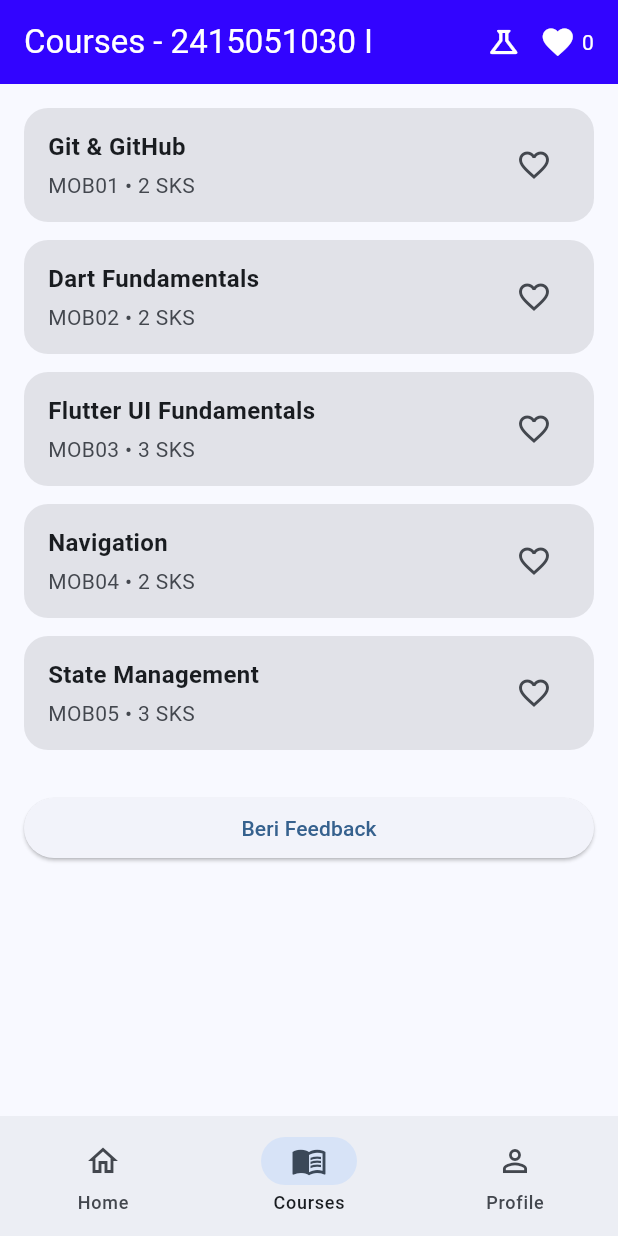
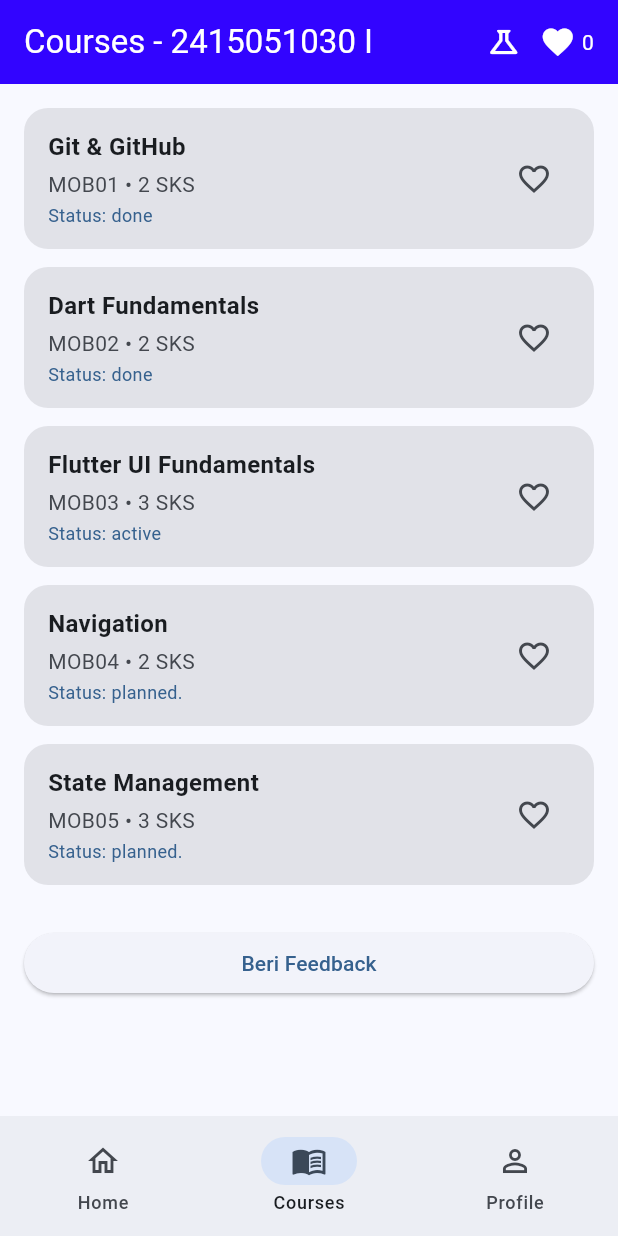
Before and after one commit to GedePradhana/flutter_ui_pert5, a Flutter app: the screen it shows after launch, item 2 of the bottom bar chosen, on a phone screen of 412 x 824 dp. Run offline on Flutter 3.47's test engine with Material 3 defaults, Android fonts, the phone set to English and light mode, and no system bars.

Commit message:
Tambahkan model Course dan parsing JSON

```diff
--- a/lib/main.dart
+++ b/lib/main.dart
@@ -3,6 +3,7 @@ import 'package:flutter/material.dart';
 import 'package:flutter/services.dart' show rootBundle;
 import 'package:provider/provider.dart';
 
+import 'models/course.dart';
 import 'providers/course_provider.dart';
 
 const String studentName = 'I Gede Pradhana Subawa Deningrat';
@@ -16,9 +17,11 @@ const String studentId = '2415051030';
 // mulai Tahap 5-7, menggantikan favoriteCodes manual di Tahap 3).
 
 // Membaca dan mem-parsing file JSON di folder data.
-// Catatan: langkah ini nantinya akan dipisah ke CourseService
-// (Tahap 9) dan CourseRepository (Tahap 10) agar tidak dipanggil
-// langsung dari UI.
+// TAHAP 8: hasil JSON tetap berupa List<Map>, tetapi langsung
+// diubah menjadi List<Course> di _loadCourses() lewat
+// Course.fromJson(). Catatan: langkah membaca JSON ini nantinya
+// akan dipisah ke CourseService (Tahap 9) dan CourseRepository
+// (Tahap 10) agar tidak dipanggil langsung dari UI.
 Future<List<Map<String, dynamic>>> loadCourseData() async {
   final jsonString = await rootBundle.loadString(
     'assets/data/student_data.json',
@@ -80,6 +83,9 @@ class MyApp extends StatelessWidget {
 // context.watch()/context.read()/Consumer, bukan lewat constructor
 // MainNavigationPage lagi.
 //
+// TAHAP 8: `courses` sekarang bertipe List<Course> (model),
+// bukan List<Map<String, dynamic>> lagi.
+//
 // MainNavigationPage tetap menjadi tempat courses dimuat dari
 // JSON, supaya hanya ada SATU proses loading untuk seluruh app.
 
@@ -95,10 +101,11 @@ class _MainNavigationPageState
     extends State<MainNavigationPage> {
   int currentIndex = 0;
 
-  // Data course hasil load dari JSON, dan status loading-nya.
-  // Bagian ini TETAP di sini untuk sementara; baru akan dipindah
-  // ke CourseService (Tahap 9) dan CourseRepository (Tahap 10).
-  List<Map<String, dynamic>> courses = [];
+  // Data course hasil load dari JSON (sudah berupa object Course),
+  // dan status loading-nya. Bagian ini TETAP di sini untuk
+  // sementara; baru akan dipindah ke CourseService (Tahap 9) dan
+  // CourseRepository (Tahap 10).
+  List<Course> courses = [];
   bool isLoading = true;
   String? errorMessage;
 
@@ -112,12 +119,18 @@ class _MainNavigationPageState
     try {
       final result = await loadCourseData();
 
+      // TAHAP 8: ubah setiap Map JSON menjadi object Course
+      // lewat factory Course.fromJson().
+      final parsed = result
+          .map((json) => Course.fromJson(json))
+          .toList();
+
       if (!mounted) {
         return;
       }
 
       setState(() {
-        courses = result;
+        courses = parsed;
         isLoading = false;
       });
     } catch (e) {
@@ -436,13 +449,16 @@ class _CounterPageState extends State<CounterPage> {
 }
 
 // ==================== COURSES PAGE ====================
-// TAHAP 7: CoursesPage sekarang hanya butuh `courses` dari
-// constructor. Status favorite TIDAK lagi lewat constructor —
-// diambil langsung dari CourseProvider lewat context.watch()/
-// context.read() di widget yang membutuhkannya.
+// TAHAP 7: CoursesPage hanya butuh `courses` dari constructor.
+// Status favorite TIDAK lagi lewat constructor — diambil langsung
+// dari CourseProvider lewat context.watch()/context.read().
+//
+// TAHAP 8: `courses` bertipe List<Course>. UI tidak lagi mengakses
+// key string (course['title']), melainkan properti bertipe
+// (course.title, course.code, dst).
 
 class CoursesPage extends StatelessWidget {
-  final List<Map<String, dynamic>> courses;
+  final List<Course> courses;
 
   const CoursesPage({
     super.key,
@@ -500,16 +516,15 @@ class CoursesPage extends StatelessWidget {
         children: [
           ...courses.map(
             (course) {
-              final code = course['code'] as String;
-
               return CourseInteractionCard(
-                title: course['title'] as String,
-                code: code,
-                credits: course['credits'] as int,
+                title: course.title,
+                code: course.code,
+                credits: course.credits,
+                status: course.status,
                 onTap: () {
                   showCourseMessage(
                     context,
-                    course['title'] as String,
+                    course.title,
                   );
                 },
               );
@@ -568,10 +583,14 @@ class _FavoriteCountBadge extends StatelessWidget {
 // TAHAP 7: card ini tidak lagi menerima `favorite` dan
 // `onFavorite` dari parent. Keduanya diambil/dipicu langsung
 // dari CourseProvider menggunakan `code` yang dimiliki card ini.
+//
+// TAHAP 8: card menerima tambahan `status` dari model Course
+// dan menampilkannya di bawah kode + SKS.
 class CourseInteractionCard extends StatelessWidget {
   final String title;
   final String code;
   final int credits;
+  final String status;
   final VoidCallback onTap;
 
   const CourseInteractionCard({
@@ -579,6 +598,7 @@ class CourseInteractionCard extends StatelessWidget {
     required this.title,
     required this.code,
     required this.credits,
+    required this.status,
     required this.onTap,
   });
 
@@ -624,6 +644,19 @@ class CourseInteractionCard extends StatelessWidget {
                           color: Theme.of(context)
                               .colorScheme
                               .onSurfaceVariant,
+                        ),
+                      ),
+
+                      const SizedBox(height: 2),
+
+                      // TAHAP 8: field `status` dari model Course.
+                      Text(
+                        'Status: $status',
+                        style: TextStyle(
+                          fontSize: 12,
+                          color: Theme.of(context)
+                              .colorScheme
+                              .primary,
                         ),
                       ),
                     ],
--- /dev/null
+++ b/lib/models/course.dart
@@ -0,0 +1,30 @@
+// ==================== TAHAP 8 ====================
+// Model Course: mengubah Map<String, dynamic> dari JSON menjadi
+// object bertipe jelas. Parsing JSON dipusatkan di Course.fromJson(),
+// sehingga UI tidak perlu lagi mengakses key string seperti
+// I Gede Pradhana Subawa Deningrat
+// 2415051030
+class Course {
+  final String code;
+  final String title;
+  final int credits;
+  final String status;
+
+  Course({
+    required this.code,
+    required this.title,
+    required this.credits,
+    required this.status,
+  });
+
+  factory Course.fromJson(Map<String, dynamic> json) {
+    return Course(
+      code: json['code'] as String,
+      title: json['title'] as String,
+      credits: json['credits'] as int,
+      // Field 'status' diberi nilai default supaya aplikasi tidak
+      // crash jika student_data.json belum memiliki key 'status'.
+      status: (json['status'] as String?) ?? 'Aktif',
+    );
+  }
+}
```
Also changed, not shown: lib/services/course_service.dart (added).
